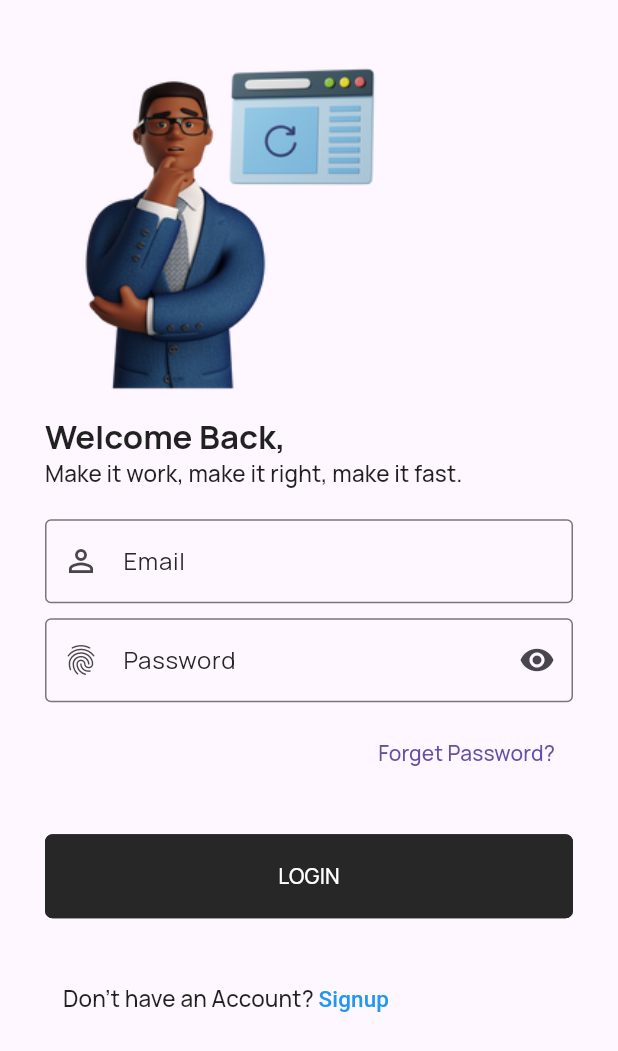
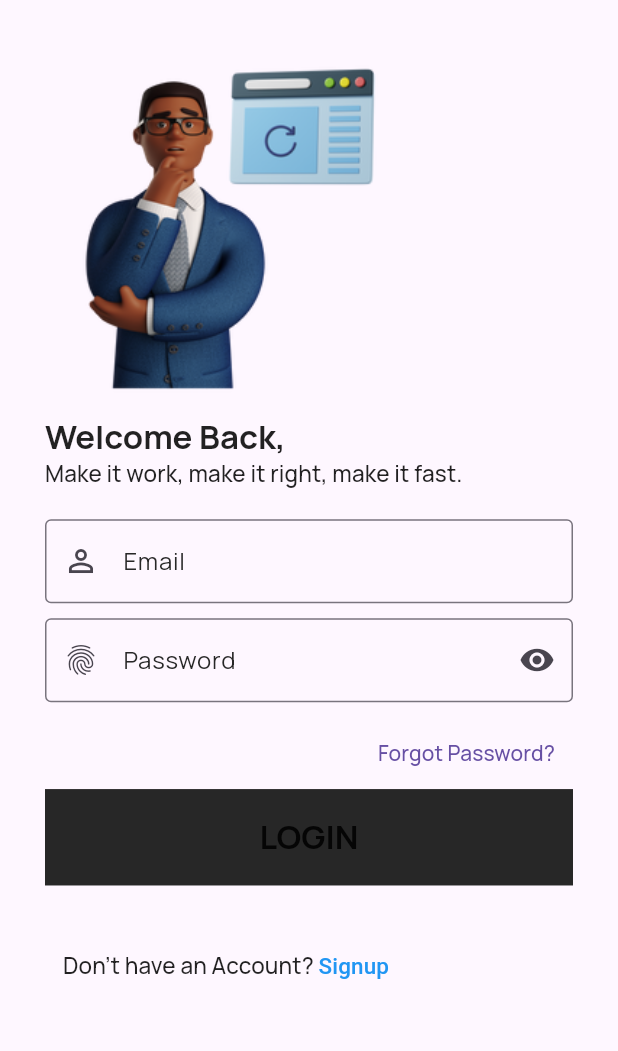
Before and after one commit to kaeruluz/login_app, a Flutter app: the LoginScreen screen opened directly, on a phone screen of 412 x 824 dp. Shown: the top 1051 px of the screen. Run offline on Flutter 3.47's test engine with Material 2 defaults, Android fonts, the phone set to English and light mode, and no system bars; our stand-ins replace cloud_firestore, firebase_auth, firebase_core, firebase_storage, get, google_fonts and 5 more; accounts and stored records are empty; network calls fail.

Commit message:
fix(login):resolved issue in LoginScreen

```diff
--- a/lib/src/constants/text_strings.dart
+++ b/lib/src/constants/text_strings.dart
@@ -26,7 +26,7 @@ const String loginTitle = "Welcome Back,";
 const String loginSubTitle = "Make it work, make it right, make it fast.";
 const String rememberMer = "Remember Me?";
 const String alreadyHaveAccount = "Already have an Account? ";
-const String forgetPassword = "Forget Password?";
+const String forgetPassword = "Forgot Password?";
 const String signInWithGoogle = "Sign In with Google";
 const String dontHaveAnAccount = "Don't have an Account? ";
 
@@ -35,7 +35,7 @@ const String signupTitle = "Get on Board!";
 const String signupSubTitle = "Create your profile to start your Journey...";
 
 // -- Forgot Password TExt
-const String forgotPasswordTitle = "Forgot Password";
+const String forgotPasswordTitle = "Forgot Password?";
 const String forgotPasswordSubTitle =
     "Select your email below to reset your password.";
 
--- /dev/null
+++ b/lib/src/features/authentication/controllers/login_controller.dart
@@ -0,0 +1,36 @@
+import 'package:flutter/material.dart';
+import 'package:get/get.dart';
+
+import 'package:login_app/src/features/authentication/screens/home/home_screen.dart';
+import 'package:login_app/src/repository/authentication_repository/exceptions/user_repository/user_repository.dart';
+
+import '../../../repository/authentication_repository/authentication_repository.dart';
+import '../models/login_model.dart';
+
+class LoginController extends GetxController {
+  static LoginController get instance => Get.find();
+
+  /// TextField Controllers to get data from TextFields
+  final email = TextEditingController();
+  final password = TextEditingController();
+
+  /// TextField Validation
+  final userRepo = Get.put(UserRepository());
+
+  //Call this Function from Design & it will do the rest
+  Future<void> loginUser(String email, String password) async {
+    String? error = await AuthenticationRepository.instance
+        .loginWithEmailAndPassword(email, password) as String;
+
+    if (error != null) {
+      Get.showSnackbar(GetSnackBar(
+        message: error.toString(),
+      ));
+    }
+  }
+
+  void signInUser(LoginModel info) async {
+    await userRepo.signInUser(info);
+    Get.to(() => ImageUpload());
+  }
+}
--- a/lib/src/features/authentication/controllers/signup_controller.dart
+++ b/lib/src/features/authentication/controllers/signup_controller.dart
@@ -2,6 +2,8 @@ import 'package:flutter/material.dart';
 import 'package:get/get.dart';
 import 'package:login_app/src/features/authentication/models/user_model.dart';
 import 'package:login_app/src/features/authentication/screens/home/home_screen.dart';
+import 'package:login_app/src/features/authentication/screens/login/login_form_widget.dart';
+import 'package:login_app/src/features/authentication/screens/login/login_screen.dart';
 import 'package:login_app/src/repository/authentication_repository/authentication_repository.dart';
 import 'package:login_app/src/repository/authentication_repository/exceptions/user_repository/user_repository.dart';
 
@@ -29,6 +31,6 @@ class SignUpController extends GetxController {
 
   void createUser(UserModel user) async {
     await userRepo.createUser(user);
-    Get.to(() => ImageUpload());
+    Get.to(() => const LoginScreen());
   }
 }
--- /dev/null
+++ b/lib/src/features/authentication/models/login_model.dart
@@ -0,0 +1,18 @@
+class LoginModel {
+  final String? id;
+  final String email;
+  final String password;
+
+  const LoginModel({
+    this.id,
+    required this.email,
+    required this.password,
+  });
+
+  toJson() {
+    return {
+      "Email": email,
+      "Password": password,
+    };
+  }
+}
--- a/lib/src/features/authentication/screens/home/home_screen.dart
+++ b/lib/src/features/authentication/screens/home/home_screen.dart
@@ -78,9 +78,8 @@ class _ImageUploadState extends State<ImageUpload> {
     //Select Image
     image = await ImagePicker().pickImage(source: ImageSource.gallery)
         as PickedFile;
-    print(image);
     var file = File(image.path);
-    print(file);
+
     if (image != null) {
       //Upload to Firebase
       var snapshot =
--- a/lib/src/features/authentication/screens/login/login_footer_widget.dart
+++ b/lib/src/features/authentication/screens/login/login_footer_widget.dart
@@ -1,3 +1,4 @@
+import 'package:firebase_auth/firebase_auth.dart';
 import 'package:flutter/material.dart';
 import 'package:get/get.dart';
 import 'package:login_app/src/features/authentication/screens/signup/signup_screen.dart';
@@ -11,7 +12,8 @@ class LoginFooterWidget extends StatelessWidget {
 
   @override
   Widget build(BuildContext context) {
-    return Column(
+    return SafeArea(
+      child: Column(
         crossAxisAlignment: CrossAxisAlignment.center,
         children: [
           const SizedBox(height: formHeight - 20),
@@ -25,7 +27,8 @@ class LoginFooterWidget extends StatelessWidget {
                     text: dontHaveAnAccount,
                     style: Theme.of(context).textTheme.titleSmall,
                     children: const [
-                    TextSpan(text: signup, style: TextStyle(color: Colors.blue))
+                      TextSpan(
+                          text: signup, style: TextStyle(color: Colors.blue))
                     ],
                   ),
                 ),
@@ -33,6 +36,7 @@ class LoginFooterWidget extends StatelessWidget {
             ],
           )
         ],
+      ),
     );
   }
 }
--- a/lib/src/features/authentication/screens/login/login_form_widget.dart
+++ b/lib/src/features/authentication/screens/login/login_form_widget.dart
@@ -1,20 +1,23 @@
 import 'package:flutter/material.dart';
 import 'package:get/get.dart';
 import 'package:login_app/src/constants/colors.dart';
-import 'package:login_app/src/features/authentication/controllers/signup_controller.dart';
+import 'package:login_app/src/features/authentication/controllers/login_controller.dart';
 import 'package:login_app/src/features/authentication/screens/forgot%20password/forgot_password_email/forgot_password_mail_screen.dart';
 import '../../../../constants/sizes.dart';
 import '../../../../constants/text_strings.dart';
-
-import 'package:login_app/src/features/authentication/models/user_model.dart';
+import '../../models/login_model.dart';
 
 class LoginForm extends StatelessWidget {
-  const LoginForm({
-    super.key,
-  });
+  LoginForm({
+    Key? key,
+  }) : super(key: key);
 
+  String email = '';
+  String password = '';
+  bool login = false;
   @override
   Widget build(BuildContext context) {
+    final controller = Get.put(LoginController());
     return Form(
       child: Container(
         padding: const EdgeInsets.symmetric(vertical: formHeight - 10),
@@ -22,24 +25,44 @@ class LoginForm extends StatelessWidget {
           crossAxisAlignment: CrossAxisAlignment.start,
           children: [
             TextFormField(
+              validator: (value) {
+                if (value!.isEmpty || !value.contains('@')) {
+                  return 'Please enter your email address.';
+                } else {
+                  return null;
+                }
+              },
               decoration: const InputDecoration(
                   prefixIcon: Icon(Icons.person_outline_outlined),
                   labelText: "Email",
-                labelStyle: TextStyle(color: secondaryColor),
+                  hintText: "Email",
                   border: OutlineInputBorder(),
                   focusedBorder: OutlineInputBorder(
-                    borderSide: BorderSide(width: 1.0, color: secondaryColor))),
+                      borderSide:
+                          BorderSide(width: 1.0, color: secondaryColor)),
+                  labelStyle: TextStyle(color: secondaryColor)),
             ),
             const SizedBox(height: formHeight - 20),
             TextFormField(
+              validator: (value) {
+                if (value!.isEmpty || value.length < 6) {
+                  return 'Password length should of atleast 6 characters.';
+                } else {
+                  return null;
+                }
+              },
               decoration: const InputDecoration(
                 prefixIcon: Icon(Icons.fingerprint),
                 labelText: "Password",
-              labelStyle: TextStyle(color: secondaryColor),
+                hintText: "Password",
                 border: OutlineInputBorder(),
                 focusedBorder: OutlineInputBorder(
                     borderSide: BorderSide(width: 1.0, color: secondaryColor)),
-              suffixIcon: Icon(Icons.remove_red_eye_sharp),
+                labelStyle: TextStyle(color: secondaryColor),
+                suffixIcon: IconButton(
+                  onPressed: null,
+                  icon: Icon(Icons.remove_red_eye_sharp),
+                ),
               ),
             ),
             const SizedBox(height: formHeight - 20),
@@ -50,32 +73,28 @@ class LoginForm extends StatelessWidget {
                     Navigator.pop(context);
                     Get.to(() => const ForgotPasswordMailScreen());
                   },
-              child: const Text(
-                forgetPassword,
-              ),
-            ),
-          ),
-          const SizedBox(
-            height: formHeight,
+                  child: const Text(forgotPasswordTitle)),
             ),
             SizedBox(
               width: double.infinity,
               child: ElevatedButton(
-              onPressed: () {},
-              style: OutlinedButton.styleFrom(
-                shape: RoundedRectangleBorder(
-                  borderRadius: BorderRadius.circular(5),
+                onPressed: () {
+                  login = true;
+                  final info = LoginModel(
+                      email: controller.email.text,
+                      password: controller.password.text);
+                  LoginController.instance.signInUser(info);
+                },
+                child: Text(
+                  "LOGIN",
+                  style: Theme.of(context).textTheme.titleLarge,
+                  selectionColor: Colors.white,
                 ),
-                foregroundColor: whiteColor,
-                backgroundColor: secondaryColor,
-                side: const BorderSide(color: secondaryColor),
-                padding: const EdgeInsets.symmetric(vertical: buttonHeight),
               ),
-              child: Text(login.toUpperCase()),
             ),
-          )
           ],
         ),
-    ));
+      ),
+    );
   }
 }
--- a/lib/src/features/authentication/screens/login/login_header_widget.dart
+++ b/lib/src/features/authentication/screens/login/login_header_widget.dart
@@ -13,7 +13,8 @@ class LoginHeaderWidget extends StatelessWidget {
 
   @override
   Widget build(BuildContext context) {
-    return Column(
+    return SafeArea(
+      child: Column(
         crossAxisAlignment: CrossAxisAlignment.start,
         children: [
           Column(
@@ -34,6 +35,7 @@ class LoginHeaderWidget extends StatelessWidget {
             style: Theme.of(context).textTheme.titleSmall,
           ),
         ],
+      ),
     );
   }
 }
--- a/lib/src/features/authentication/screens/login/login_screen.dart
+++ b/lib/src/features/authentication/screens/login/login_screen.dart
@@ -21,7 +21,7 @@ class LoginScreen extends StatelessWidget {
               crossAxisAlignment: CrossAxisAlignment.start,
               children: [
                 LoginHeaderWidget(size: size),
-                const LoginForm(),
+                LoginForm(),
                 const LoginFooterWidget()
               ],
             ),
```
Also changed, not shown: lib/src/features/authentication/screens/signup/widgets/signup_form_widget.dart (+31 -1 lines), lib/src/repository/authentication_repository/exceptions/user_repository/user_repository.dart (+21 -0 lines). Lines whose indentation alone changed are shown as unchanged.
